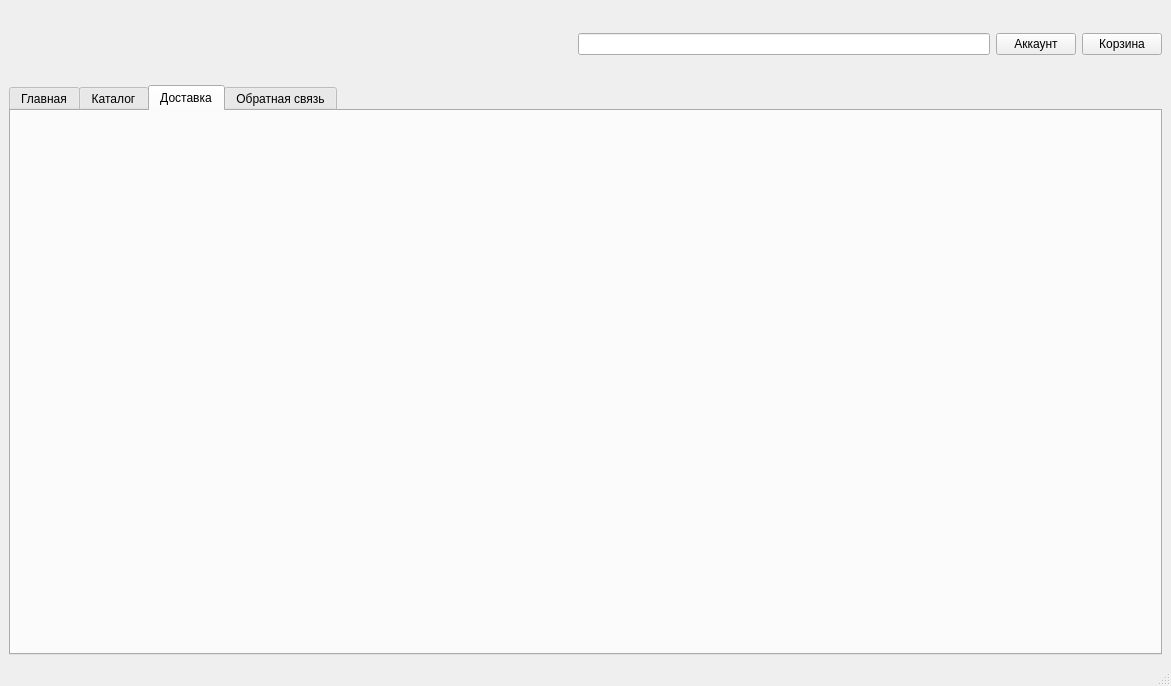
Above: mainwindow.ui from ceres919/QtShop before the change. Below: the same form after it.
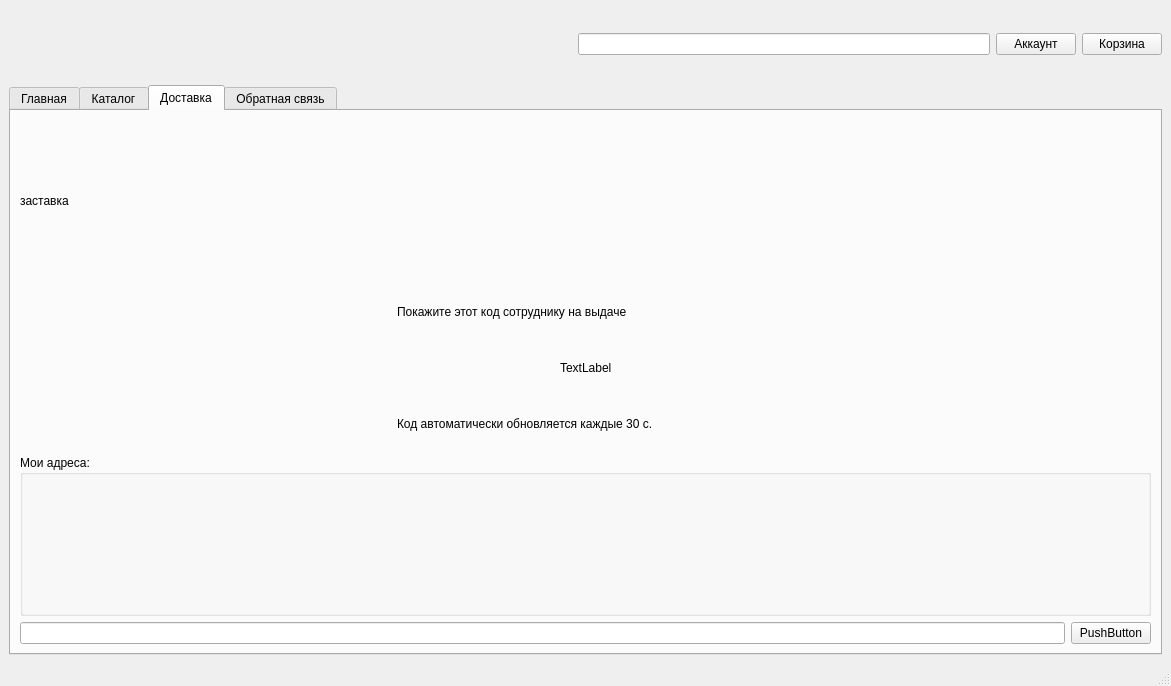
That is the form after the change. The open tabs and pages were chosen to show the change. Icons and pictures are not drawn.

Diff of the .ui file:
```diff
--- a/mainwindow.ui
+++ b/mainwindow.ui
@@ -421,6 +421,130 @@
        <attribute name="title">
         <string>Доставка</string>
        </attribute>
+       <layout class="QGridLayout" name="gridLayout_7">
+        <item row="0" column="0">
+         <widget class="QLabel" name="deliveryPic">
+          <property name="text">
+           <string>заставка</string>
+          </property>
+         </widget>
+        </item>
+        <item row="1" column="0">
+         <layout class="QHBoxLayout" name="horizontalLayout_5">
+          <item>
+           <spacer name="horizontalSpacer_5">
+            <property name="orientation">
+             <enum>Qt::Horizontal</enum>
+            </property>
+            <property name="sizeHint" stdset="0">
+             <size>
+              <width>40</width>
+              <height>20</height>
+             </size>
+            </property>
+           </spacer>
+          </item>
+          <item>
+           <layout class="QVBoxLayout" name="verticalLayout">
+            <item>
+             <widget class="QLabel" name="staffInfo">
+              <property name="text">
+               <string>Покажите этот код сотруднику на выдаче</string>
+              </property>
+             </widget>
+            </item>
+            <item>
+             <layout class="QHBoxLayout" name="horizontalLayout_2">
+              <item>
+               <spacer name="horizontalSpacer_2">
+                <property name="orientation">
+                 <enum>Qt::Horizontal</enum>
+                </property>
+                <property name="sizeHint" stdset="0">
+                 <size>
+                  <width>40</width>
+                  <height>20</height>
+                 </size>
+                </property>
+               </spacer>
+              </item>
+              <item>
+               <widget class="QLabel" name="codeLabel">
+                <property name="text">
+                 <string>TextLabel</string>
+                </property>
+               </widget>
+              </item>
+              <item>
+               <spacer name="horizontalSpacer_3">
+                <property name="orientation">
+                 <enum>Qt::Horizontal</enum>
+                </property>
+                <property name="sizeHint" stdset="0">
+                 <size>
+                  <width>40</width>
+                  <height>20</height>
+                 </size>
+                </property>
+               </spacer>
+              </item>
+             </layout>
+            </item>
+            <item>
+             <widget class="QLabel" name="codeInfo">
+              <property name="text">
+               <string>Код автоматически обновляется каждые 30 с.</string>
+              </property>
+             </widget>
+            </item>
+           </layout>
+          </item>
+          <item>
+           <spacer name="horizontalSpacer_6">
+            <property name="orientation">
+             <enum>Qt::Horizontal</enum>
+            </property>
+            <property name="sizeHint" stdset="0">
+             <size>
+              <width>40</width>
+              <height>20</height>
+             </size>
+            </property>
+           </spacer>
+          </item>
+         </layout>
+        </item>
+        <item row="2" column="0">
+         <widget class="QGroupBox" name="addressGroupBox">
+          <property name="maximumSize">
+           <size>
+            <width>16777215</width>
+            <height>16777215</height>
+           </size>
+          </property>
+          <property name="title">
+           <string>Мои адреса:</string>
+          </property>
+         </widget>
+        </item>
+        <item row="3" column="0">
+         <layout class="QHBoxLayout" name="horizontalLayout_3">
+          <property name="sizeConstraint">
+           <enum>QLayout::SetMinimumSize</enum>
+          </property>
+          <item>
+           <widget class="QLineEdit" name="addressLineEdit"/>
+          </item>
+          <item>
+           <widget class="QPushButton" name="pushButton">
+            <property name="text">
+             <string>PushButton</string>
+            </property>
+           </widget>
+          </item>
+         </layout>
+        </item>
+       </layout>
       </widget>
       <widget class="QWidget" name="tab_6">
        <attribute name="title">
```
Left out of the diff: 138 changed lines with no effect on the pictures.
